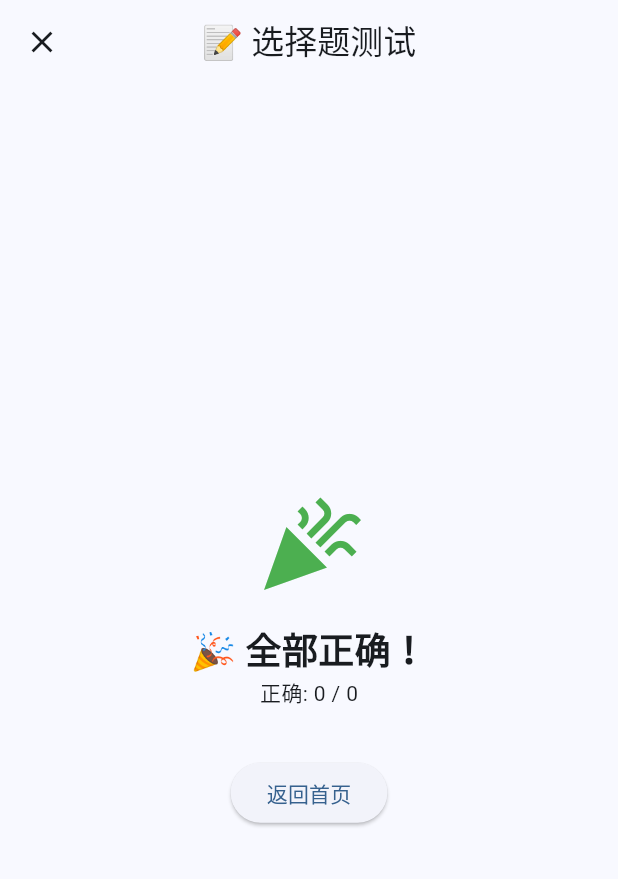
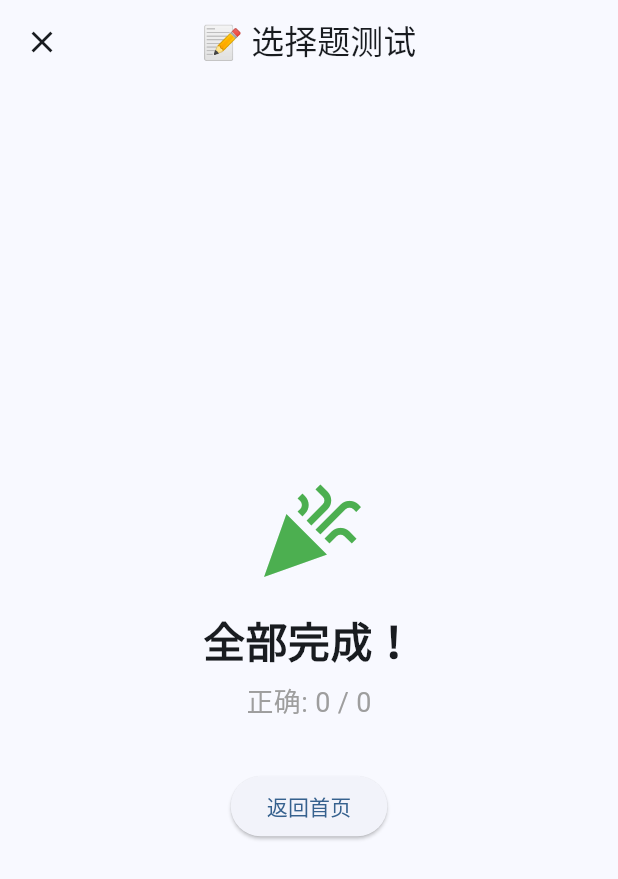
Before and after one commit to jzjz111111/wordwise, a Flutter app: the ChoiceTestScreen screen opened directly with empty values, on a phone screen of 412 x 824 dp. Shown: the top 879 px of the screen. Run offline on Flutter 3.47's test engine with Material 3 defaults, Android fonts, the phone set to English and light mode, and no system bars; our stand-ins replace fl_chart, flutter_local_notifications, flutter_riverpod, flutter_tts, go_router, image_picker and 3 more; missing offline and left inert: android_intent_plus; accounts and stored records are empty.

Commit message:
完成单词由背到拼到选的流程

```diff
--- a/lib/features/study/presentation/screens/choice_test_screen.dart
+++ b/lib/features/study/presentation/screens/choice_test_screen.dart
@@ -20,18 +20,52 @@ class _ChoiceTestScreenState extends ConsumerState<ChoiceTestScreen> {
   void initState() {
     super.initState();
     WidgetsBinding.instance.addPostFrameCallback((_) {
-      // 获取所有单词（用于生成干扰项）
-      final allWords = ref.read(todayWordsProvider).maybeWhen(
-        data: (words) => words,
-        orElse: () => <Word>[],
-      );
+      // 异步回调增加生命周期保护，避免页面销毁后执行报错
+      if (!mounted) return;
+      final allWords = _getAllWords();
       ref.read(choiceTestProvider.notifier).loadWords(widget.words, allWords);
+    });
+  }
+
+  @override
+  void dispose() {
+    _tts.stop();
+    super.dispose();
+  }
+
+  // 抽取公共方法：获取全量单词，消除重复代码
+  List<Word> _getAllWords() {
+    return ref.read(todayWordsProvider).maybeWhen(
+      data: (words) => words,
+      orElse: () => <Word>[],
+    );
+  }
+
+  // 统一处理测试完成逻辑
+  void _handleCompleted(List<Word> wrongWords) {
+    WidgetsBinding.instance.addPostFrameCallback((_) {
+      if (!mounted) return;
+
+      if (wrongWords.isNotEmpty) {
+        // 有错词：原地重置状态，开始下一轮错词测试（无跳转动画，更流畅）
+        final allWords = _getAllWords();
+        ref.read(choiceTestProvider.notifier).loadWords(wrongWords, allWords);
+      }
+      // 无错词：什么都不用做，UI 自动展示完成页
     });
   }
 
   @override
   Widget build(BuildContext context) {
     final state = ref.watch(choiceTestProvider);
+
+    // ✅ 正确位置：ref.listen 必须放在 build 方法内部
+    ref.listen<ChoiceTestState>(choiceTestProvider, (previous, current) {
+      // 仅在 isCompleted 刚变为 true 时执行一次（边沿触发）
+      if (current.isCompleted && previous?.isCompleted != true) {
+        _handleCompleted(current.wrongWords);
+      }
+    });
 
     return Scaffold(
       appBar: AppBar(
@@ -56,9 +90,12 @@ class _ChoiceTestScreenState extends ConsumerState<ChoiceTestScreen> {
       return const Center(child: CircularProgressIndicator());
     }
 
-    final word = state.currentWord!;
+    final word = state.currentWord;
+    // 空值保护，避免崩溃
+    if (word == null) {
+      return const Center(child: Text('加载单词失败'));
+    }
 
-    //  SingleChildScrollView + Column
     return SingleChildScrollView(
       child: Column(
         crossAxisAlignment: CrossAxisAlignment.center,
@@ -67,7 +104,9 @@ class _ChoiceTestScreenState extends ConsumerState<ChoiceTestScreen> {
           Text('${state.currentIndex + 1} / ${state.totalCount}'),
           const SizedBox(height: 8),
           LinearProgressIndicator(
-            value: (state.currentIndex + 1) / state.totalCount,
+            value: state.totalCount > 0
+                ? (state.currentIndex + 1) / state.totalCount
+                : 0,
             backgroundColor: Colors.grey[200],
             color: Colors.blue,
           ),
@@ -85,18 +124,19 @@ class _ChoiceTestScreenState extends ConsumerState<ChoiceTestScreen> {
               children: [
                 Text(
                   word.meaning,
-                  style: const TextStyle(fontSize: 28, fontWeight: FontWeight.bold),
+                  style: const TextStyle(
+                      fontSize: 28, fontWeight: FontWeight.bold),
                 ),
                 const SizedBox(height: 12),
-                if (word.phoneticUk != null)
-                  Text('英 ${word.phoneticUk}'),
+                if (word.phoneticUk != null) Text('英 ${word.phoneticUk}'),
                 const SizedBox(height: 12),
                 IconButton(
                   onPressed: () => _tts.speak(word.word),
                   icon: const Icon(Icons.volume_up, size: 36),
                   color: Colors.blue,
                 ),
-                const Text('👆 点击听发音', style: TextStyle(fontSize: 12, color: Colors.grey)),
+                const Text('点击听发音',
+                    style: TextStyle(fontSize: 12, color: Colors.grey)),
               ],
             ),
           ),
@@ -106,7 +146,8 @@ class _ChoiceTestScreenState extends ConsumerState<ChoiceTestScreen> {
           // 四个选项
           ...List.generate(4, (index) {
             final isSelected = state.selectedIndex == index;
-            final isCorrectOption = state.showResult && state.options[index] == word.word;
+            final isCorrectOption =
+                state.showResult && state.options[index] == word.word;
             final isWrongOption = state.showResult && isSelected && !isCorrectOption;
 
             return Padding(
@@ -117,11 +158,10 @@ class _ChoiceTestScreenState extends ConsumerState<ChoiceTestScreen> {
                   onPressed: state.showResult
                       ? null
                       : () {
-                    final allWords = ref.read(todayWordsProvider).maybeWhen(
-                      data: (words) => words,
-                      orElse: () => <Word>[],
-                    );
-                    ref.read(choiceTestProvider.notifier).selectAnswer(index, allWords);
+                    final allWords = _getAllWords();
+                    ref
+                        .read(choiceTestProvider.notifier)
+                        .selectAnswer(index, allWords);
                   },
                   style: ElevatedButton.styleFrom(
                     padding: const EdgeInsets.symmetric(vertical: 16),
@@ -132,9 +172,8 @@ class _ChoiceTestScreenState extends ConsumerState<ChoiceTestScreen> {
                         ? Colors.red
                         : Colors.grey[300]
                         : Colors.grey[100],
-                    foregroundColor: state.showResult
-                        ? Colors.white
-                        : Colors.black,
+                    foregroundColor:
+                    state.showResult ? Colors.white : Colors.black,
                     shape: RoundedRectangleBorder(
                       borderRadius: BorderRadius.circular(12),
                       side: BorderSide(
@@ -151,7 +190,8 @@ class _ChoiceTestScreenState extends ConsumerState<ChoiceTestScreen> {
                   ),
                   child: Text(
                     state.options[index],
-                    style: const TextStyle(fontSize: 18, fontWeight: FontWeight.w500),
+                    style: const TextStyle(
+                        fontSize: 18, fontWeight: FontWeight.w500),
                   ),
                 ),
               ),
@@ -177,10 +217,13 @@ class _ChoiceTestScreenState extends ConsumerState<ChoiceTestScreen> {
                   const SizedBox(width: 12),
                   Expanded(
                     child: Text(
-                      state.isCorrect ? '✅ 正确！' : '❌ 错误，正确答案是 ${word.word}',
+                      state.isCorrect
+                          ? '正确！'
+                          : '错误，正确答案是 ${word.word}',
                       style: TextStyle(
                         fontWeight: FontWeight.bold,
-                        color: state.isCorrect ? Colors.green : Colors.red,
+                        color:
+                        state.isCorrect ? Colors.green : Colors.red,
                       ),
                     ),
                   ),
@@ -192,14 +235,13 @@ class _ChoiceTestScreenState extends ConsumerState<ChoiceTestScreen> {
               width: double.infinity,
               child: ElevatedButton(
                 onPressed: () {
-                  final allWords = ref.read(todayWordsProvider).maybeWhen(
-                    data: (words) => words,
-                    orElse: () => <Word>[],
-                  );
+                  final allWords = _getAllWords();
                   ref.read(choiceTestProvider.notifier).nextWord(allWords);
                 },
                 child: Text(
-                  state.currentIndex + 1 >= state.totalCount ? '查看结果' : '下一题',
+                  state.currentIndex + 1 >= state.totalCount
+                      ? '查看结果'
+                      : '下一题',
                 ),
               ),
             ),
@@ -210,48 +252,38 @@ class _ChoiceTestScreenState extends ConsumerState<ChoiceTestScreen> {
   }
 
   Widget _buildCompletionView(ChoiceTestState state) {
+    // 有错词：正在加载下一轮
+    if (state.wrongWords.isNotEmpty) {
+      return const Center(
+        child: Column(
+          mainAxisSize: MainAxisSize.min,
+          children: [
+            CircularProgressIndicator(),
+            SizedBox(height: 16),
+            Text('正在进入错词重测...', style: TextStyle(color: Colors.grey)),
+          ],
+        ),
+      );
+    }
+
+    // 全部正确 → 显示完成页
     final correct = state.totalCount - state.wrongWords.length;
     return Center(
       child: Column(
         mainAxisAlignment: MainAxisAlignment.center,
         children: [
-          Icon(
-            state.wrongWords.isEmpty ? Icons.celebration : Icons.sentiment_neutral,
-            size: 72,
-            color: state.wrongWords.isEmpty ? Colors.green : Colors.orange,
-          ),
+          const Icon(Icons.celebration, size: 72, color: Colors.green),
           const SizedBox(height: 16),
-          Text(
-            state.wrongWords.isEmpty ? '🎉 全部正确！' : '📝 选择题完成',
-            style: const TextStyle(fontSize: 24, fontWeight: FontWeight.bold),
-          ),
-          Text('正确: $correct / ${state.totalCount}'),
-          if (state.wrongWords.isNotEmpty)
-            Text('错词: ${state.wrongWords.length} 个', style: const TextStyle(color: Colors.red)),
+          const Text('全部完成！',
+              style: TextStyle(fontSize: 28, fontWeight: FontWeight.bold)),
+          const SizedBox(height: 8),
+          Text('正确: $correct / ${state.totalCount}',
+              style: const TextStyle(fontSize: 18, color: Colors.grey)),
           const SizedBox(height: 32),
-          Row(
-            mainAxisAlignment: MainAxisAlignment.center,
-            children: [
-              if (state.wrongWords.isNotEmpty)
-                ElevatedButton(
-                  onPressed: () {
-                    Navigator.pushReplacement(
-                      context,
-                      MaterialPageRoute(
-                        builder: (context) => ChoiceTestScreen(
-                          words: state.wrongWords,
-                        ),
-                      ),
-                    );
-                  },
-                  child: const Text('🔁 继续强化'),
-                ),
-              if (state.wrongWords.isNotEmpty) const SizedBox(width: 12),
-              ElevatedButton(
-                onPressed: () => Navigator.pop(context),
-                child: const Text('返回首页'),
-              ),
-            ],
+          ElevatedButton(
+            onPressed: () =>
+                Navigator.popUntil(context, (route) => route.isFirst),
+            child: const Text('返回首页'),
           ),
         ],
       ),
```
Also changed, not shown: lib/features/study/presentation/screens/spell_test_screen.dart (+55 -38 lines), lib/features/study/presentation/screens/study_screen.dart (+47 -97 lines).
